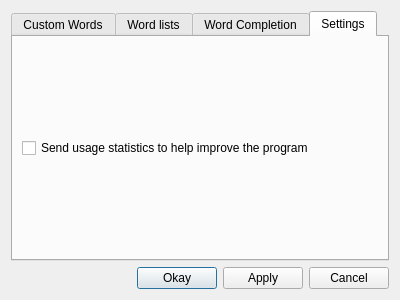
Qt form settings.ui (nyov/writetype) before a commit.
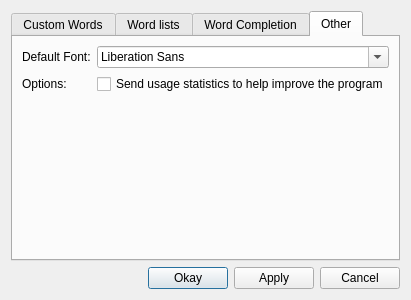
The same form after that commit. The open tabs and pages were chosen to show the change.

What changed in the file:
```diff
--- a/settings.ui
+++ b/settings.ui
@@ -215,16 +215,49 @@
      </widget>
      <widget class="QWidget" name="settingsTab">
       <attribute name="title">
-       <string>Settings</string>
+       <string>Other</string>
       </attribute>
       <layout class="QGridLayout" name="gridLayout_2">
-       <item row="1" column="0">
+       <item row="1" column="1">
         <widget class="QCheckBox" name="usageStatisticsCheckbox">
          <property name="text">
           <string>Send usage statistics to help improve the program</string>
          </property>
         </widget>
        </item>
+       <item row="0" column="1">
+        <widget class="QFontComboBox" name="fontComboBox"/>
+       </item>
+       <item row="0" column="0">
+        <widget class="QLabel" name="label_2">
+         <property name="text">
+          <string>Default Font:</string>
+         </property>
+        </widget>
+       </item>
+       <item row="1" column="0">
+        <widget class="QLabel" name="label_7">
+         <property name="text">
+          <string>Options:</string>
+         </property>
+        </widget>
+       </item>
+       <item row="2" column="1">
+        <spacer name="verticalSpacer_3">
+         <property name="orientation">
+          <enum>Qt::Vertical</enum>
+         </property>
+         <property name="sizeType">
+          <enum>QSizePolicy::Expanding</enum>
+         </property>
+         <property name="sizeHint" stdset="0">
+          <size>
+           <width>20</width>
+           <height>40</height>
+          </size>
+         </property>
+        </spacer>
+       </item>
       </layout>
      </widget>
     </widget>
```
Left out of the diff: 11 changed lines with no effect on the pictures.
